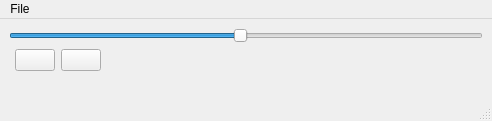
First picture: the form in src/main-window.ui, repository atesteve/psxplayer, before the edit.
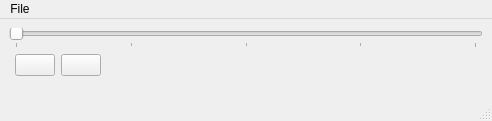
Second picture: the form after the edit. Icons and pictures are not drawn.

The edit to the form file:
```diff
--- a/src/main-window.ui
+++ b/src/main-window.ui
@@ -20,17 +20,23 @@
       <item row="0" column="0" colspan="2">
        <widget class="QSlider" name="horizontalSlider">
         <property name="minimum">
-         <number>5</number>
+         <number>0</number>
         </property>
         <property name="maximum">
-         <number>200</number>
-        </property>
-        <property name="value">
          <number>100</number>
         </property>
+        <property name="value">
+         <number>0</number>
+        </property>
         <property name="orientation">
          <enum>Qt::Orientation::Horizontal</enum>
         </property>
+        <property name="tickPosition">
+         <enum>QSlider::TickPosition::TicksBelow</enum>
+        </property>
+        <property name="tickInterval">
+         <number>25</number>
+        </property>
        </widget>
       </item>
       <item row="1" column="1">
```
